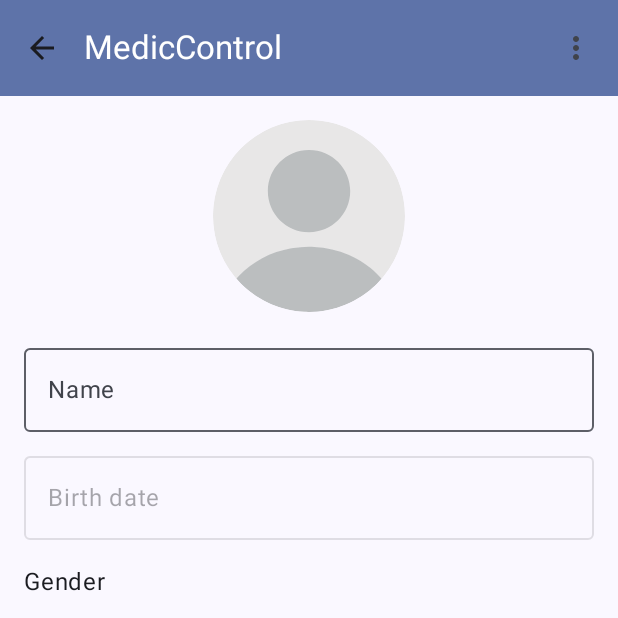
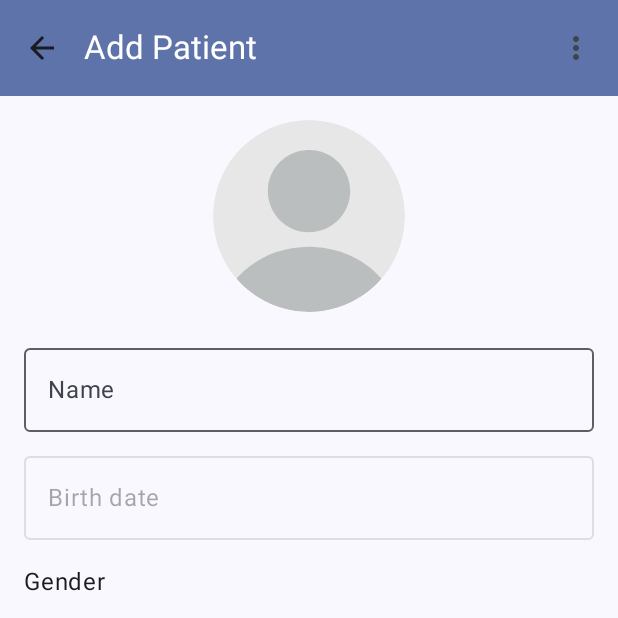
Before and after one commit to bpdevop/MedicControl, an Android app built with Jetpack Compose: the screen it shows after launch once a user with an empty profile is signed in (MainActivity), after a tap on "Add patient", on a phone screen of 412 x 824 dp, the top half of it. Run offline under Robolectric (Android 15) with nearby library versions, the phone set to English and light mode, and no system bars; our stand-ins replace Dagger/Hilt's generated code, Firebase (no records; nobody signed in at launch, a user with empty details on screens opened directly).

Commit message:
Solucion a navegación del navigation drawer y colocación de título correcto.

```diff
--- a/app/src/main/java/com/bpdevop/mediccontrol/ui/components/MainAppScaffold.kt
+++ b/app/src/main/java/com/bpdevop/mediccontrol/ui/components/MainAppScaffold.kt
@@ -20,6 +20,7 @@ import androidx.compose.material3.TopAppBar
 import androidx.compose.material3.TopAppBarDefaults
 import androidx.compose.material3.rememberDrawerState
 import androidx.compose.runtime.Composable
+import androidx.compose.runtime.LaunchedEffect
 import androidx.compose.runtime.collectAsState
 import androidx.compose.runtime.getValue
 import androidx.compose.runtime.mutableStateOf
@@ -27,11 +28,14 @@ import androidx.compose.runtime.remember
 import androidx.compose.runtime.rememberCoroutineScope
 import androidx.compose.runtime.setValue
 import androidx.compose.ui.Modifier
+import androidx.compose.ui.res.stringResource
 import androidx.hilt.navigation.compose.hiltViewModel
 import androidx.navigation.NavHostController
 import androidx.navigation.compose.currentBackStackEntryAsState
 import androidx.navigation.compose.rememberNavController
 import com.bpdevop.mediccontrol.ui.navigation.AppNavGraph
+import com.bpdevop.mediccontrol.ui.navigation.NavigationItem
+import com.bpdevop.mediccontrol.ui.navigation.Screen
 import com.bpdevop.mediccontrol.ui.viewmodels.MainViewModel
 import kotlinx.coroutines.launch
 
@@ -49,7 +53,12 @@ fun MainAppScaffold() {
     val navBackStackEntry by navController.currentBackStackEntryAsState()
     val currentRoute = navBackStackEntry?.destination?.route
 
-    val (showBackArrow, topBarTitle) = rememberTopBarState(currentRoute)
+    val (showBackArrow, topBarTitle) = rememberTopBarState(currentRoute, selectedItem)
+
+    LaunchedEffect(navBackStackEntry) {
+        val currentMenuItem = mainViewModel.getMenuItemByRoute(currentRoute)
+        mainViewModel.selectItem(currentMenuItem ?: return@LaunchedEffect)
+    }
 
     ModalNavigationDrawer(
         drawerState = drawerState,
@@ -78,8 +87,7 @@ fun MainAppScaffold() {
         ) { innerPadding ->
             AppNavGraph(
                 navController = navController,
-                modifier = Modifier.padding(innerPadding),
-                startDestination = "patients"
+                modifier = Modifier.padding(innerPadding)
             )
         }
     }
@@ -87,24 +95,29 @@ fun MainAppScaffold() {
 
 
 @Composable
-fun rememberTopBarState(currentRoute: String?): Pair<Boolean, String> {
-    // Determina si la flecha de volver atrás debe ser visible
+fun rememberTopBarState(currentRoute: String?, selectedItem: NavigationItem?): Pair<Boolean, String> {
     val showBackArrow = when (currentRoute) {
-        "patients", "agenda" -> false  // Pantallas principales, no necesitan flecha de "volver"
-        else -> true  // Otras pantallas necesitan flecha de "volver"
+        Screen.Patients.route,
+        Screen.Agenda.route,
+        Screen.Profile.route,
+        -> false
+
+        else -> true
     }
 
-    // Determina el título que se debe mostrar en el TopBar
-    val topBarTitle = when (currentRoute) {
-        "patients" -> "Pacientes"
-        "agenda" -> "Agenda"
-        "profile" -> "Perfil del Médico"
-        "clinicData" -> "Datos de la Clínica"
-        "printingConfig" -> "Configuración de Impresión"
-        "exportData" -> "Exportaciones"
-        "appSettings" -> "Configuración de la App"
-        else -> "MedicControl"  // Título por defecto para pantallas desconocidas
+    val topBarTitle = when {
+        currentRoute == Screen.Patients.route -> stringResource(id = Screen.Patients.titleResId)
+        currentRoute == Screen.AddPatient.route -> stringResource(id = Screen.AddPatient.titleResId)
+        currentRoute?.startsWith(Screen.PatientDetail.route) == true -> stringResource(id = Screen.PatientDetail.titleResId)
+        currentRoute == Screen.Agenda.route -> stringResource(id = Screen.Agenda.titleResId)
+        currentRoute == Screen.Profile.route -> stringResource(id = Screen.Profile.titleResId)
+        // currentRoute == Screen.ClinicData.route -> stringResource(id = Screen.ClinicData.titleResId)
+        // currentRoute == Screen.PrintingConfig.route -> stringResource(id = Screen.PrintingConfig.titleResId)
+        // currentRoute == Screen.ExportData.route -> stringResource(id = Screen.ExportData.titleResId)
+        // currentRoute == Screen.AppSettings.route -> stringResource(id = Screen.AppSettings.titleResId)
+        else -> selectedItem?.let { stringResource(id = it.titleResId) } ?: ""
     }
+
 
     return showBackArrow to topBarTitle
 }
--- a/app/src/main/java/com/bpdevop/mediccontrol/ui/navigation/AppNavGraph.kt
+++ b/app/src/main/java/com/bpdevop/mediccontrol/ui/navigation/AppNavGraph.kt
@@ -3,8 +3,10 @@ package com.bpdevop.mediccontrol.ui.navigation
 import androidx.compose.runtime.Composable
 import androidx.compose.ui.Modifier
 import androidx.navigation.NavHostController
+import androidx.navigation.NavType
 import androidx.navigation.compose.NavHost
 import androidx.navigation.compose.composable
+import androidx.navigation.navArgument
 import com.bpdevop.mediccontrol.ui.screens.AddPatientScreen
 import com.bpdevop.mediccontrol.ui.screens.AgendaScreen
 import com.bpdevop.mediccontrol.ui.screens.PatientDetailScreen
@@ -15,26 +17,29 @@ import com.bpdevop.mediccontrol.ui.screens.ProfileScreen
 fun AppNavGraph(
     navController: NavHostController,
     modifier: Modifier = Modifier,
-    startDestination: String = "patients",
+    startDestination: Screen = Screen.Patients,
 ) {
     NavHost(
         navController = navController,
-        startDestination = startDestination,
+        startDestination = startDestination.route,
         modifier = modifier
     ) {
         // Pantalla de pacientes
-        composable("patients") {
+        composable(Screen.Patients.route) {
             PatientsScreen(
                 onPatientClick = { patientId ->
-                    navController.navigate("patient_detail/$patientId")
+                    navController.navigate(Screen.PatientDetail.withArgs(patientId))
                 },
                 onAddPatientClick = {
-                    navController.navigate("add_patient")
+                    navController.navigate(Screen.AddPatient.route)
                 }
             )
         }
 
-        composable("patient_detail/{patientId}") { backStackEntry ->
+        composable(
+            route = "${Screen.PatientDetail.route}/{patientId}",
+            arguments = listOf(navArgument("patientId") { type = NavType.StringType })
+        ) { backStackEntry ->
             val patientId = backStackEntry.arguments?.getString("patientId")
             patientId?.let {
                 PatientDetailScreen(
@@ -49,8 +54,7 @@ fun AppNavGraph(
             }
         }
 
-        // Pantalla para agregar un nuevo paciente
-        composable("add_patient") {
+        composable(Screen.AddPatient.route) {
             AddPatientScreen(
                 onPatientAdded = {
                     navController.popBackStack()
@@ -58,17 +62,12 @@ fun AppNavGraph(
             )
         }
 
-
-        // Pantalla de la agenda del médico
-        composable("agenda") {
+        composable(Screen.Agenda.route) {
             AgendaScreen(navController)
         }
 
-        // Pantalla del perfil del médico
-        composable("profile") {
+        composable(Screen.Profile.route) {
             ProfileScreen(navController)
         }
-
-        // Agrega más pantallas según sea necesario
     }
 }
--- /dev/null
+++ b/app/src/main/java/com/bpdevop/mediccontrol/ui/navigation/Screen.kt
@@ -0,0 +1,15 @@
+package com.bpdevop.mediccontrol.ui.navigation
+
+import androidx.annotation.StringRes
+import com.bpdevop.mediccontrol.R
+
+sealed class Screen(val route: String, @StringRes val titleResId: Int) {
+    data object Patients : Screen("patients", R.string.menu_patients)
+    data object AddPatient : Screen("add_patient", R.string.menu_add_patient)
+    data object PatientDetail : Screen("patient_detail", R.string.menu_patient_detail) {
+        fun withArgs(patientId: String): String = "$route/$patientId"
+    }
+    data object Agenda : Screen("agenda", R.string.menu_agenda)
+    data object Profile : Screen("profile", R.string.menu_profile)
+    // Añade más pantallas si es necesario
+}
--- a/app/src/main/res/values/strings.xml
+++ b/app/src/main/res/values/strings.xml
@@ -6,6 +6,8 @@
 
     <!--MENU RESOURCES-->
     <string name="menu_patients">Patients</string>
+    <string name="menu_add_patient">Add Patient</string>
+    <string name="menu_patient_detail">Patient Details</string>
     <string name="menu_agenda">Agenda</string>
     <string name="menu_profile">Profile</string>
     <string name="menu_clinic_data">Clinic Data</string>
```
Also changed, not shown: 1 other file.
